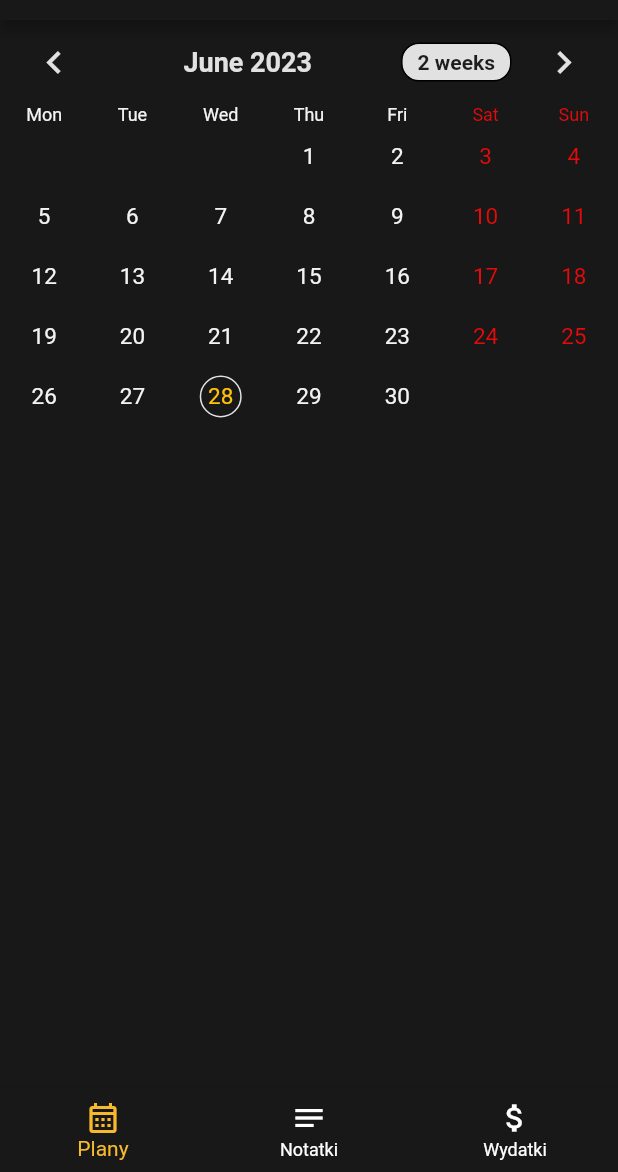
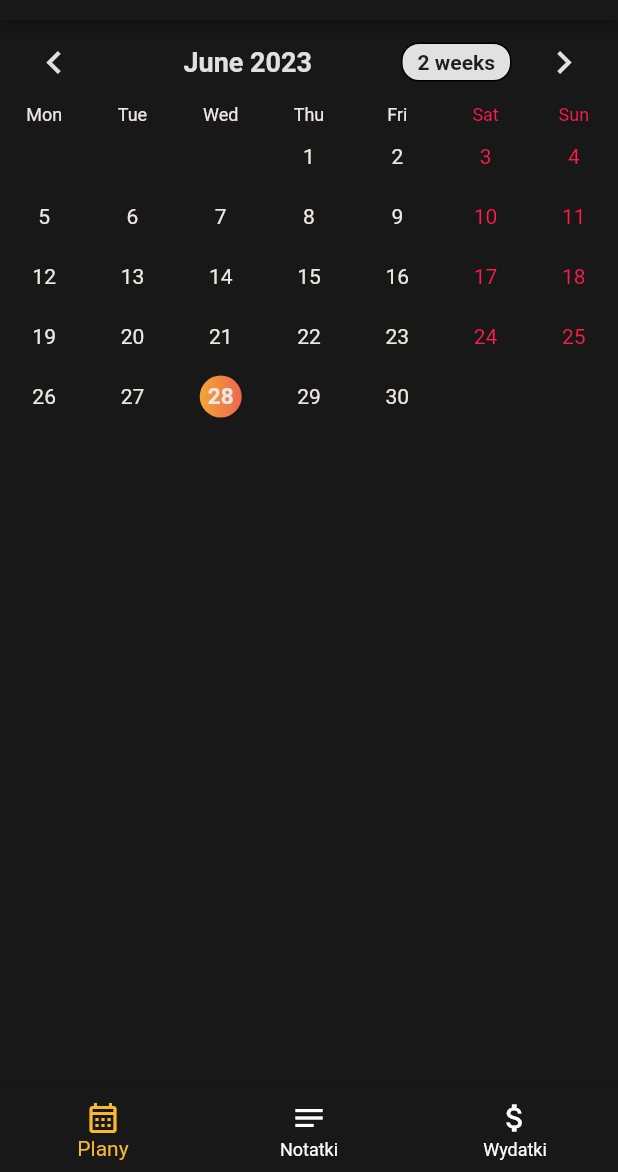
Before and after one commit to patrykdybalski/NOTSY, a Flutter app: the screen it shows after launch, on a phone screen of 412 x 824 dp, the part 64-1236 px from its top. Run offline on Flutter 3.47's test engine with Material 2 defaults, Android fonts, the phone set to English and light mode, and no system bars; drawn by our look-alikes of table_calendar; our stand-ins replace cloud_firestore, firebase_auth, firebase_core, flutter_bloc, google_fonts; accounts and stored records are empty.

Commit message:
Select  static Colors

```diff
--- a/lib/constans/colors.dart
+++ b/lib/constans/colors.dart
@@ -4,9 +4,9 @@ class AppColors {
   static const Color primaryColor = Color(0xFF181818);
   static const Color secondaryColor = Color(0xFFF7BA2B);
   static const Color accentColor = Color(0xFFE1E1E1);
-  static const Color dayColor = Color(0xFFF3F3F3);
-  static const Color redColor = Color.fromARGB(255, 232, 10, 10);
-  static const Color selectedDayColor = Color(0xFFFFC107);
+  static const Color dayColor = Color.fromRGBO(234, 232, 227, 1.0);
+  static const Color redColor = Color(0xFFFF1C4C);
+  static const Color selectedDayColor = Color.fromRGBO(234, 232, 227, 1.0);
 
   // Dodaj inne kolory według potrzeb
 }
--- a/lib/features/home/pages/calendar_page/widgets/calendar_widget.dart
+++ b/lib/features/home/pages/calendar_page/widgets/calendar_widget.dart
@@ -17,11 +17,17 @@ class _CalendarWidgetState extends State<CalendarWidget> {
   DateTime focusedDay = DateTime.now();
 
   List<dynamic> Function(DateTime)? eventLoader;
+  TextStyle _buildDayTextStyle(DateTime saturday, DateTime sunday) {
+    return const TextStyle(
+      color: Colors.red,
+    );
+  }
 
   @override
   Widget build(BuildContext context) {
     return TableCalendar(
       focusedDay: focusedDay,
+      weekendDays: const [DateTime.saturday, DateTime.sunday],
       firstDay: DateTime(2022),
       lastDay: DateTime(2030),
       calendarFormat: calendarFormat,
@@ -59,22 +65,30 @@ class _CalendarWidgetState extends State<CalendarWidget> {
   CalendarStyle calendarStyle() {
     return CalendarStyle(
       outsideDaysVisible: false,
-      isTodayHighlighted: true,
       outsideTextStyle: const TextStyle(
         color: Colors.black54,
         fontSize: 15,
       ),
-      selectedDecoration: BoxDecoration(
+      defaultTextStyle: const TextStyle(
+        color: Color.fromRGBO(234, 232, 227, 1.0),
+      ),
+      selectedDecoration: const BoxDecoration(
+        gradient: LinearGradient(
+          colors: [
+            Color(0xFFF7BA2B),
+            Color(0xFFEA5358),
+          ],
+          begin: Alignment.centerLeft,
+          end: Alignment.centerRight,
+        ),
         shape: BoxShape.circle,
-        border: Border.all(
-          width: 1,
-          color: AppColors.accentColor,
-        ),
       ),
       selectedTextStyle: const TextStyle(
         fontSize: 15,
-        color: AppColors.selectedDayColor,
+        fontWeight: FontWeight.bold,
+        color: Color.fromRGBO(234, 232, 227, 1.0),
       ),
+      isTodayHighlighted: true,
       todayDecoration: BoxDecoration(
         shape: BoxShape.circle,
         border: Border.all(
@@ -88,11 +102,6 @@ class _CalendarWidgetState extends State<CalendarWidget> {
       ),
       weekendTextStyle: const TextStyle(
         color: AppColors.redColor,
-        fontSize: 15,
-      ),
-      defaultTextStyle: const TextStyle(
-        color: AppColors.dayColor,
-        fontSize: 15,
       ),
       rowDecoration: BoxDecoration(
         color: AppColors.primaryColor,
@@ -140,9 +149,12 @@ class _CalendarWidgetState extends State<CalendarWidget> {
         fontWeight: FontWeight.bold,
       ),
       formatButtonDecoration: BoxDecoration(
-          color: AppColors.accentColor,
-          border: Border.fromBorderSide(BorderSide()),
-          borderRadius: BorderRadius.all(Radius.circular(12.0))),
+        color: AppColors.accentColor,
+        border: Border.fromBorderSide(BorderSide()),
+        borderRadius: BorderRadius.all(
+          Radius.circular(12.0),
+        ),
+      ),
     );
   }
 }
--- a/lib/features/home/pages/calendar_page/widgets/event_widget.dart
+++ b/lib/features/home/pages/calendar_page/widgets/event_widget.dart
@@ -43,10 +43,10 @@ class EventWidget extends StatelessWidget {
             leading: Column(
               mainAxisAlignment: MainAxisAlignment.center,
               children: [
-                Icon(Icons.access_time),
+                const Icon(Icons.access_time),
                 Text(
                   eventModel.selectedTimeFormatted(),
-                  style: TextStyle(
+                  style: const TextStyle(
                     fontWeight: FontWeight.bold,
                     color: AppColors.dayColor,
                   ),
@@ -77,7 +77,7 @@ class EventWidget extends StatelessWidget {
                 padding: const EdgeInsets.all(20.0),
                 child: Text(
                   eventModel.subtitle,
-                  style: TextStyle(
+                  style: const TextStyle(
                     color: AppColors.dayColor,
                   ),
                 ),
```
